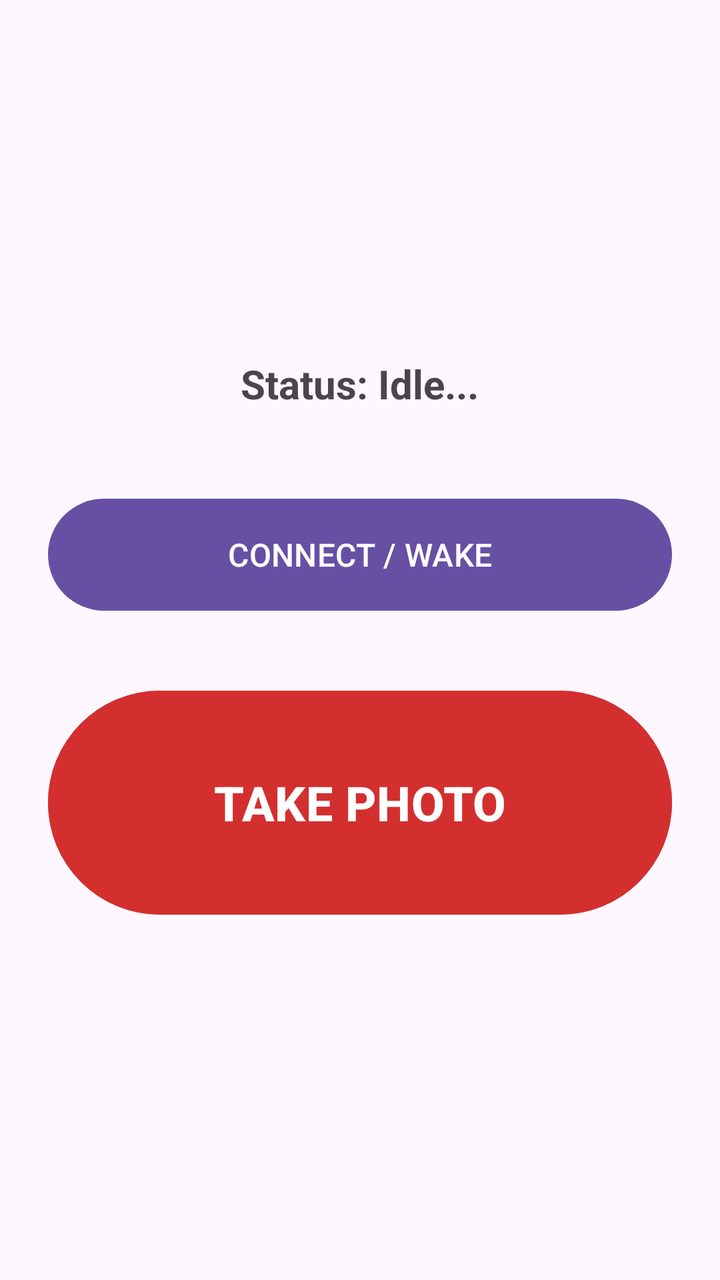
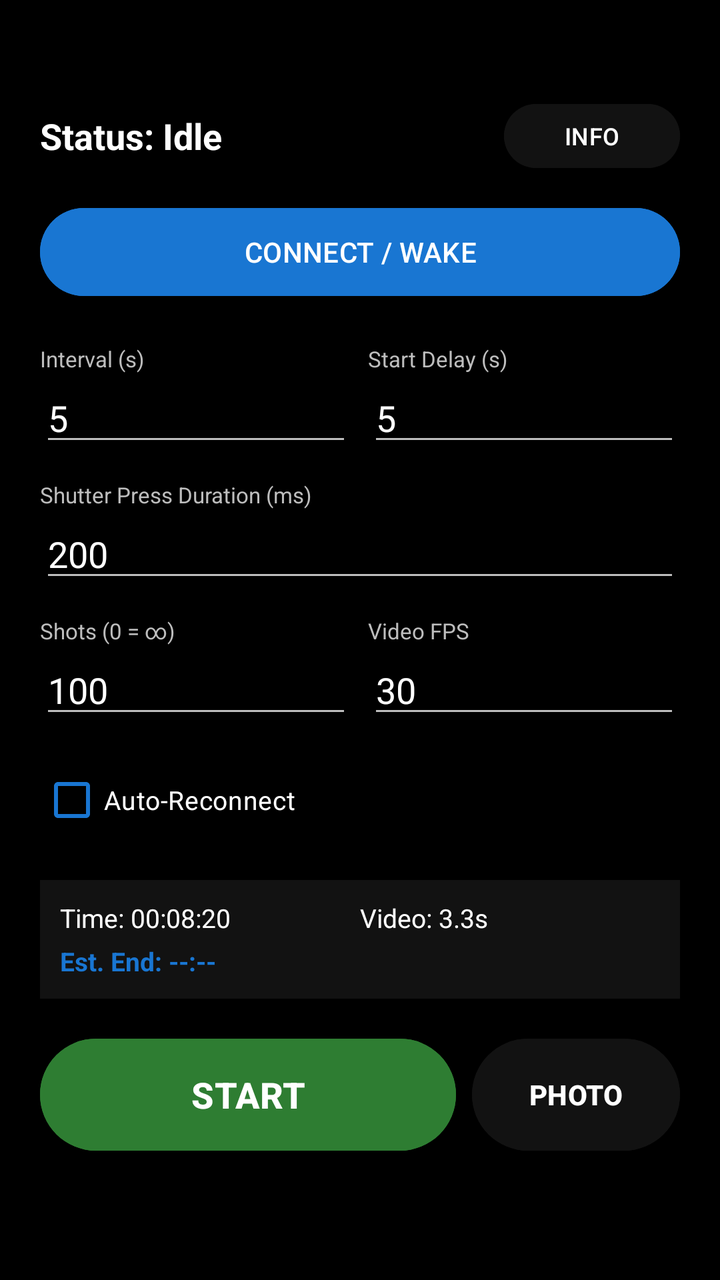

Two renders of the same Android screen: before a commit and after it. Below are the layout's source before the change and the commit's diff.
<!-- AndroidManifest.xml: application theme Theme.Intervalometer -->
<!-- res/layout/activity_main.xml -->
<?xml version="1.0" encoding="utf-8"?>
<LinearLayout xmlns:android="http://schemas.android.com/apk/res/android"
    android:layout_width="match_parent"
    android:layout_height="match_parent"
    android:orientation="vertical"
    android:padding="24dp"
    android:gravity="center">

    <TextView
        android:id="@+id/tvStatus"
        android:layout_width="wrap_content"
        android:layout_height="wrap_content"
        android:text="Status: Idle..."
        android:textSize="20sp"
        android:textStyle="bold"
        android:layout_marginBottom="40dp" />

    <Button
        android:id="@+id/btnConnect"
        android:layout_width="match_parent"
        android:layout_height="64dp"
        android:text="CONNECT / WAKE"
        android:textSize="16sp"
        android:layout_marginBottom="32dp" />

    <Button
        android:id="@+id/btnShoot"
        android:layout_width="match_parent"
        android:layout_height="120dp"
        android:text="TAKE PHOTO"
        android:textSize="24sp"
        android:textStyle="bold"
        android:backgroundTint="#D32F2F"
        android:textColor="#FFFFFF"
        android:enabled="false" />

</LinearLayout>
<!-- resources referenced by this layout -->
<resources>
  <style name="Theme.Intervalometer" parent="Base.Theme.Intervalometer" />
  <style name="Base.Theme.Intervalometer" parent="Theme.Material3.DayNight.NoActionBar">
          
          
      </style>
</resources>

<!-- the commit's change to res/layout/activity_main.xml (unified diff, before → after) -->
@@ -2,36 +2,250 @@
 <LinearLayout xmlns:android="http://schemas.android.com/apk/res/android"
     android:layout_width="match_parent"
     android:layout_height="match_parent"
+    android:background="@color/black"
     android:orientation="vertical"
-    android:padding="24dp"
-    android:gravity="center">
-
-    <TextView
-        android:id="@+id/tvStatus"
-        android:layout_width="wrap_content"
-        android:layout_height="wrap_content"
-        android:text="Status: Idle..."
-        android:textSize="20sp"
-        android:textStyle="bold"
-        android:layout_marginBottom="40dp" />
+    android:paddingLeft="20dp"
+    android:paddingRight="20dp"
+    android:paddingTop="48dp"
+    android:paddingBottom="20dp">
+
+    <RelativeLayout
+        android:layout_width="match_parent"
+        android:layout_height="wrap_content"
+        android:layout_marginBottom="12dp">
+
+        <TextView
+            android:id="@+id/tvStatus"
+            android:layout_width="wrap_content"
+            android:layout_height="wrap_content"
+            android:layout_centerVertical="true"
+            android:text="Status: Idle"
+            android:textColor="@color/white"
+            android:textSize="18sp"
+            android:textStyle="bold" />
+
+        <Button
+            android:id="@+id/btnInstructions"
+            android:layout_width="wrap_content"
+            android:layout_height="40dp"
+            android:layout_alignParentEnd="true"
+            android:backgroundTint="@color/dark_grey"
+            android:text="INFO"
+            android:textColor="@color/white"
+            android:textSize="12sp" />
+    </RelativeLayout>
 
     <Button
         android:id="@+id/btnConnect"
         android:layout_width="match_parent"
+        android:layout_height="52dp"
+        android:text="CONNECT / WAKE"
+        android:backgroundTint="@color/accent_blue"
+        android:textColor="@color/white"
+        android:layout_marginBottom="20dp" />
+
+    <LinearLayout
+        android:layout_width="match_parent"
+        android:layout_height="wrap_content"
+        android:orientation="horizontal"
+        android:layout_marginBottom="12dp">
+
+        <LinearLayout
+            android:layout_width="0dp"
+            android:layout_height="wrap_content"
+            android:layout_weight="1"
+            android:orientation="vertical"
+            android:layout_marginEnd="8dp">
+            <TextView
+                android:layout_width="wrap_content"
+                android:layout_height="wrap_content"
+                android:text="Interval (s)"
+                android:textColor="@color/light_grey"
+                android:textSize="11sp" />
+            <EditText
+                android:id="@+id/etInterval"
+                android:layout_width="match_parent"
+                android:layout_height="wrap_content"
+                android:inputType="numberDecimal"
+                android:text="5"
+                android:textColor="@color/white"
+                android:backgroundTint="@color/light_grey" />
+        </LinearLayout>
+
+        <LinearLayout
+            android:layout_width="0dp"
+            android:layout_height="wrap_content"
+            android:layout_weight="1"
+            android:orientation="vertical">
+            <TextView
+                android:layout_width="wrap_content"
+                android:layout_height="wrap_content"
+                android:text="Start Delay (s)"
+                android:textColor="@color/light_grey"
+                android:textSize="11sp" />
+            <EditText
+                android:id="@+id/etStartDelay"
+                android:layout_width="match_parent"
+                android:layout_height="wrap_content"
+                android:inputType="number"
+                android:text="5"
+                android:textColor="@color/white"
+                android:backgroundTint="@color/light_grey" />
+        </LinearLayout>
+    </LinearLayout>
+
+    <LinearLayout
+        android:layout_width="match_parent"
+        android:layout_height="wrap_content"
+        android:orientation="vertical"
+        android:layout_marginBottom="12dp">
+        <TextView
+            android:layout_width="wrap_content"
+            android:layout_height="wrap_content"
+            android:text="Shutter Press Duration (ms)"
+            android:textColor="@color/light_grey"
+            android:textSize="11sp" />
+        <EditText
+            android:id="@+id/etShutterDuration"
+            android:layout_width="match_parent"
+            android:layout_height="wrap_content"
+            android:inputType="number"
+            android:text="200"
+            android:textColor="@color/white"
+            android:backgroundTint="@color/light_grey" />
+    </LinearLayout>
+
+    <LinearLayout
+        android:layout_width="match_parent"
+        android:layout_height="wrap_content"
+        android:orientation="horizontal"
+        android:layout_marginBottom="12dp">
+
+        <LinearLayout
+            android:layout_width="0dp"
+            android:layout_height="wrap_content"
+            android:layout_weight="1"
+            android:orientation="vertical"
+            android:layout_marginEnd="8dp">
+            <TextView
+                android:layout_width="wrap_content"
+                android:layout_height="wrap_content"
+                android:text="Shots (0 = ∞)"
+                android:textColor="@color/light_grey"
+                android:textSize="11sp" />
+            <EditText
+                android:id="@+id/etPhotoCount"
+                android:layout_width="match_parent"
+                android:layout_height="wrap_content"
+                android:inputType="number"
+                android:text="100"
+                android:textColor="@color/white"
+                android:backgroundTint="@color/light_grey" />
+        </LinearLayout>
+
+        <LinearLayout
+            android:layout_width="0dp"
+            android:layout_height="wrap_content"
+            android:layout_weight="1"
+            android:orientation="vertical">
+            <TextView
+                android:layout_width="wrap_content"
+                android:layout_height="wrap_content"
+                android:text="Video FPS"
+                android:textColor="@color/light_grey"
+                android:textSize="11sp" />
+            <EditText
+                android:id="@+id/etFps"
+                android:layout_width="match_parent"
+                android:layout_height="wrap_content"
+                android:inputType="number"
+                android:text="30"
+                android:textColor="@color/white"
+                android:backgroundTint="@color/light_grey" />
+        </LinearLayout>
+    </LinearLayout>
+
+    <CheckBox
+        android:id="@+id/cbAutoReconnect"
+        android:layout_width="match_parent"
+        android:layout_height="wrap_content"
+        android:text="Auto-Reconnect"
+        android:textColor="@color/white"
+        android:buttonTint="@color/accent_blue"
+        android:checked="true"
+        android:layout_marginBottom="16dp"
+        android:textSize="13sp" />
+
+    <LinearLayout
+        android:layout_width="match_parent"
+        android:layout_height="wrap_content"
+        android:background="@color/dark_grey"
+        android:orientation="vertical"
+        android:padding="10dp"
+        android:layout_marginBottom="16dp">
+
+        <LinearLayout
+            android:layout_width="match_parent"
+            android:layout_height="wrap_content"
+            android:orientation="horizontal">
+            <TextView
+                android:id="@+id/tvTotalDuration"
+                android:layout_width="0dp"
+                android:layout_height="wrap_content"
+                android:layout_weight="1"
+                android:text="Time: 00:08:20"
+                android:textColor="@color/white"
+                android:textSize="13sp" />
+            <TextView
+                android:id="@+id/tvVideoLength"
+                android:layout_width="0dp"
+                android:layout_height="wrap_content"
+                android:layout_weight="1"
+                android:text="Video: 3.3s"
+                android:textColor="@color/white"
+                android:textSize="13sp" />
+        </LinearLayout>
+
+        <TextView
+            android:id="@+id/tvEndTime"
+            android:layout_width="match_parent"
+            android:layout_height="wrap_content"
+            android:text="Est. End: --:--"
+            android:textColor="@color/accent_blue"
+            android:textStyle="bold"
+            android:layout_marginTop="4dp"
+            android:textSize="13sp" />
+    </LinearLayout>
+
+    <LinearLayout
+        android:layout_width="match_parent"
         android:layout_height="64dp"
-        android:text="CONNECT / WAKE"
-        android:textSize="16sp"
-        android:layout_marginBottom="32dp" />
-
-    <Button
-        android:id="@+id/btnShoot"
-        android:layout_width="match_parent"
-        android:layout_height="120dp"
-        android:text="TAKE PHOTO"
-        android:textSize="24sp"
-        android:textStyle="bold"
-        android:backgroundTint="#D32F2F"
-        android:textColor="#FFFFFF"
-        android:enabled="false" />
+        android:orientation="horizontal">
+
+        <Button
+            android:id="@+id/btnShoot"
+            android:layout_width="0dp"
+            android:layout_height="match_parent"
+            android:layout_weight="2"
+            android:text="START"
+            android:textSize="18sp"
+            android:textStyle="bold"
+            android:backgroundTint="@color/accent_green"
+            android:textColor="@color/white"
+            android:layout_marginEnd="8dp"
+            android:enabled="false" />
+
+        <Button
+            android:id="@+id/btnSingleShot"
+            android:layout_width="0dp"
+            android:layout_height="match_parent"
+            android:layout_weight="1"
+            android:text="PHOTO"
+            android:textSize="14sp"
+            android:textStyle="bold"
+            android:backgroundTint="@color/dark_grey"
+            android:textColor="@color/white"
+            android:enabled="false" />
+    </LinearLayout>
 
 </LinearLayout>
<!-- resource entries referenced after the edit -->
@@ -1,5 +1,11 @@
 <!-- resources referenced by this layout -->
 <resources>
+  <color name="accent_blue">#FF1976D2</color>
+  <color name="accent_green">#FF2E7D32</color>
+  <color name="black">#FF000000</color>
+  <color name="dark_grey">#FF121212</color>
+  <color name="light_grey">#FFBDBDBD</color>
+  <color name="white">#FFFFFFFF</color>
   <style name="Theme.Intervalometer" parent="Base.Theme.Intervalometer" />
   <style name="Base.Theme.Intervalometer" parent="Theme.Material3.DayNight.NoActionBar">
           
